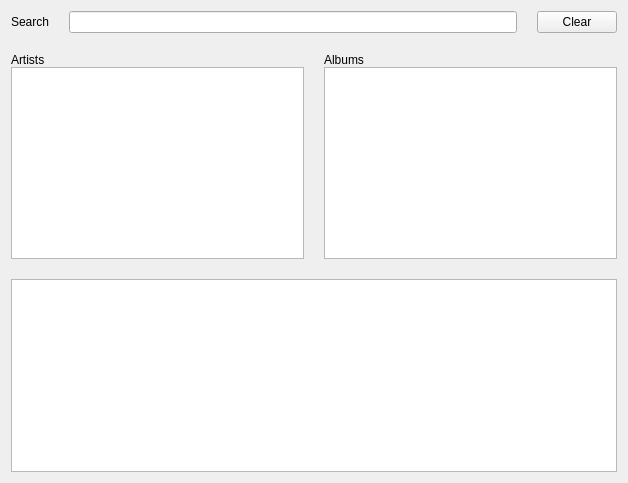
shahid334/sayonara-player, file trunk/GUI/GUI_Library_windowed.ui: the form before one commit.
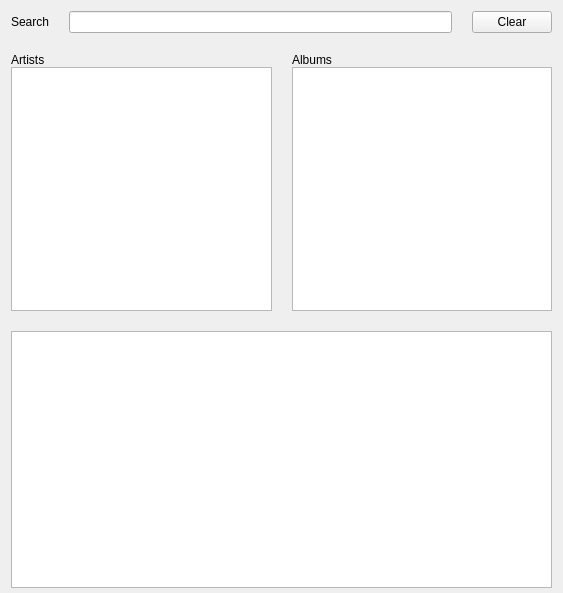
The form after the commit.

Commit message: GUi verändert CoverFetch verbessert (weiterleitung aktiviert)

Patch:
```diff
--- a/trunk/GUI/GUI_Library_windowed.ui
+++ b/trunk/GUI/GUI_Library_windowed.ui
@@ -6,14 +6,17 @@
    <rect>
     <x>0</x>
     <y>0</y>
-    <width>628</width>
-    <height>483</height>
+    <width>563</width>
+    <height>593</height>
    </rect>
   </property>
   <property name="windowTitle">
    <string>Library</string>
   </property>
   <layout class="QHBoxLayout" name="horizontalLayout">
+   <property name="bottomMargin">
+    <number>5</number>
+   </property>
    <item>
     <layout class="QGridLayout" name="gridLayout">
      <property name="spacing">
@@ -32,7 +35,14 @@
         </widget>
        </item>
        <item>
-        <widget class="QListView" name="lv_artist"/>
+        <widget class="QListView" name="lv_artist">
+         <property name="sizePolicy">
+          <sizepolicy hsizetype="Expanding" vsizetype="Expanding">
+           <horstretch>0</horstretch>
+           <verstretch>5</verstretch>
+          </sizepolicy>
+         </property>
+        </widget>
        </item>
       </layout>
      </item>
@@ -49,7 +59,14 @@
         </widget>
        </item>
        <item>
-        <widget class="QListView" name="lv_album"/>
+        <widget class="QListView" name="lv_album">
+         <property name="sizePolicy">
+          <sizepolicy hsizetype="Expanding" vsizetype="Expanding">
+           <horstretch>0</horstretch>
+           <verstretch>5</verstretch>
+          </sizepolicy>
+         </property>
+        </widget>
        </item>
       </layout>
      </item>
@@ -60,6 +77,12 @@
        </property>
        <item>
         <widget class="QTableView" name="tb_title">
+         <property name="sizePolicy">
+          <sizepolicy hsizetype="Preferred" vsizetype="Expanding">
+           <horstretch>0</horstretch>
+           <verstretch>10</verstretch>
+          </sizepolicy>
+         </property>
          <property name="font">
           <font>
            <pointsize>8</pointsize>
```
The commit also changes 5 other files.
